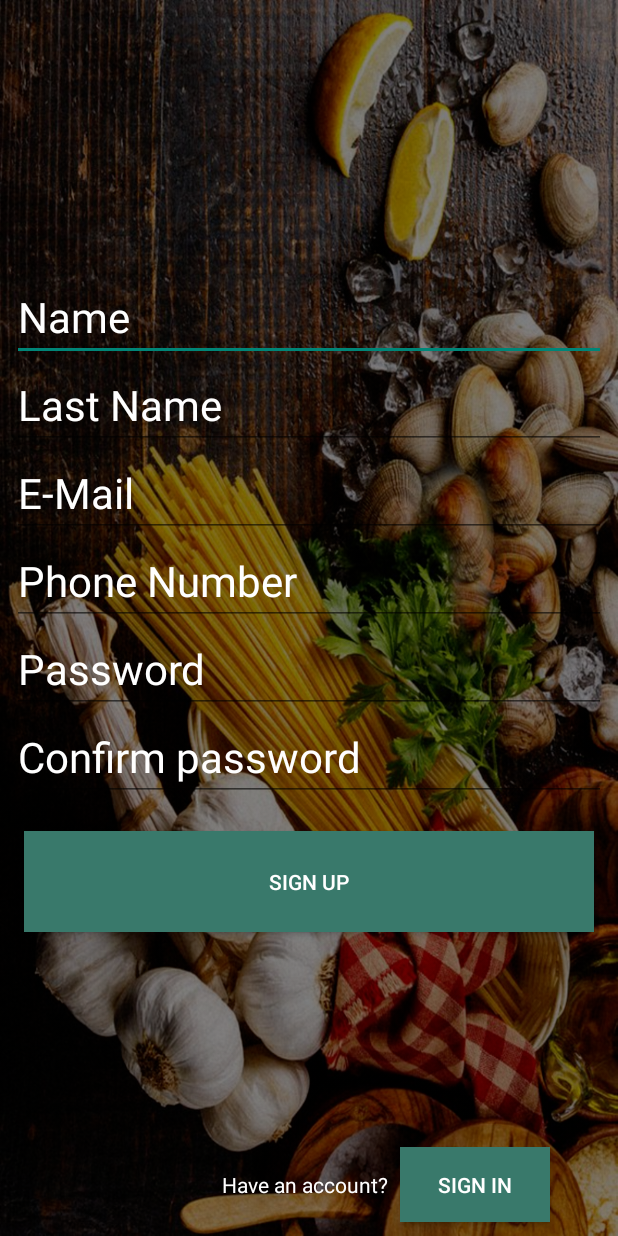
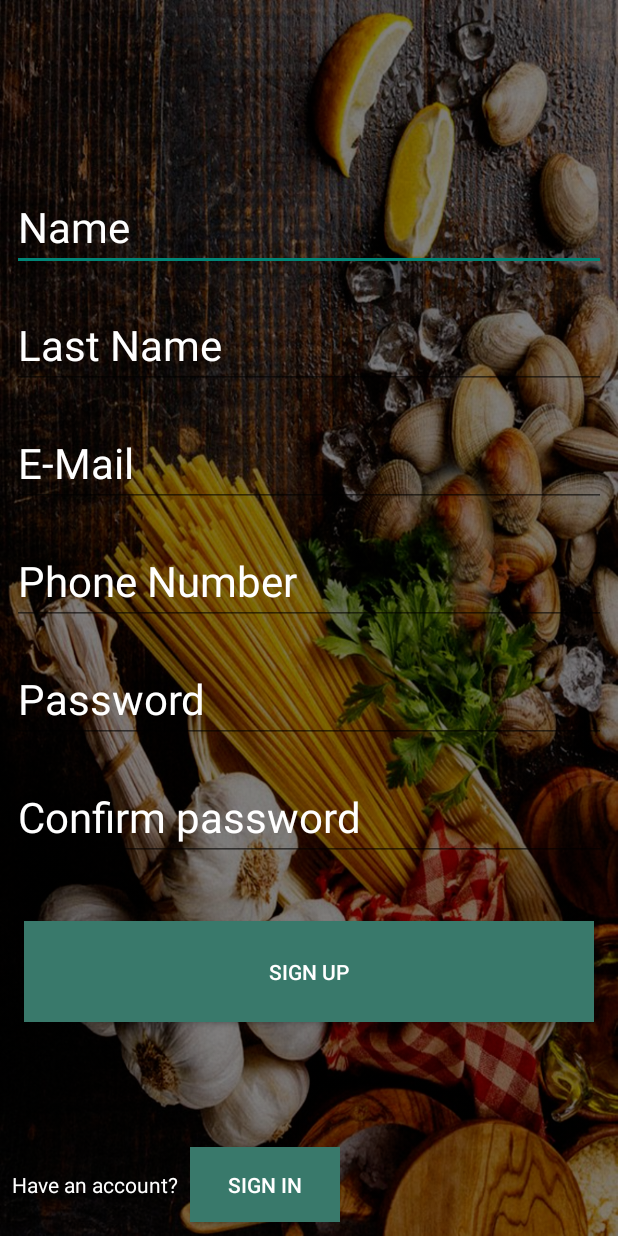
Before and after one commit to rytuks1337/RestoranasDabar, an Android app: the screen it shows after launch (SignUp), on a phone screen of 412 x 824 dp. Run offline under Robolectric (Android 15) with nearby library versions, the phone set to English and light mode, and no system bars; libraries missing offline, so code that uses them is left out: com.vishnusivadas.advanced_httpurlconnection.

```diff
--- a/app/src/main/res/layout/activity_sign_up.xml
+++ b/app/src/main/res/layout/activity_sign_up.xml
@@ -22,6 +22,7 @@
             android:id="@+id/edtName"
             android:hint="Name"
             android:layout_height="wrap_content"
+            android:layout_marginBottom="20dp"
             android:layout_width="match_parent"
             android:textColorHint="@color/white"
             android:textColor="@color/white"
@@ -32,6 +33,7 @@
             android:id="@+id/edtSurname"
             android:hint="Last Name"
             android:layout_height="wrap_content"
+            android:layout_marginBottom="20dp"
             android:layout_width="match_parent"
             android:textColorHint="@color/white"
             android:textColor="@color/white"
@@ -42,6 +44,7 @@
             android:id="@+id/edtEMail"
             android:hint="E-Mail"
             android:layout_height="wrap_content"
+            android:layout_marginBottom="20dp"
             android:layout_width="match_parent"
             android:textColorHint="@color/white"
             android:textColor="@color/white"
@@ -53,6 +56,7 @@
             android:hint="Phone Number"
             android:layout_height="wrap_content"
             android:layout_width="match_parent"
+            android:layout_marginBottom="20dp"
             android:textColorHint="@color/white"
             android:textColor="@color/white"
             android:textSize="28sp"
@@ -64,6 +68,7 @@
             android:layout_height="wrap_content"
             android:layout_width="match_parent"
             android:textColorHint="@color/white"
+            android:layout_marginBottom="20dp"
             android:textColor="@color/white"
             android:textSize="28sp"
             android:inputType="textPassword"
@@ -74,6 +79,7 @@
             android:layout_height="wrap_content"
             android:layout_width="match_parent"
             android:textColorHint="@color/white"
+            android:layout_marginBottom="20dp"
             android:textColor="@color/white"
             android:textSize="28sp"
             android:inputType="textPassword"
@@ -93,21 +99,22 @@
             />
 
     </LinearLayout>
+
     <LinearLayout
-        android:orientation="horizontal"
+        android:layout_width="match_parent"
+        android:layout_height="wrap_content"
+        android:layout_alignParentBottom="true"
         android:layout_marginLeft="8dp"
         android:layout_marginRight="8dp"
-        android:layout_alignParentBottom="true"
-        android:layout_width="match_parent"
-        android:layout_height="wrap_content">
+        android:orientation="horizontal">
+
         <TextView
             android:id="@+id/tvSignUp"
             android:layout_width="wrap_content"
             android:layout_height="wrap_content"
-            android:layout_marginStart="140dp"
             android:layout_marginTop="20dp"
-            android:textColor="@color/white"
-            android:text="Have an account?" />
+            android:text="Have an account?"
+            android:textColor="@color/white" />
 
         <Button
             android:id="@+id/btnSignIn"
--- a/app/src/main/res/layout/content_main.xml
+++ b/app/src/main/res/layout/content_main.xml
@@ -1,6 +1,6 @@
 <?xml version="1.0" encoding="utf-8"?>
 <ScrollView xmlns:android="http://schemas.android.com/apk/res/android"
-    android:layout_width="wrap_content"
+    android:layout_width="match_parent"
     android:layout_height="match_parent"
     android:layout_marginTop="80dp"
     android:fillViewport="true">
```
Also changed, not shown: app/src/main/res/layout/activity_sign_in.xml (+16 -8 lines).
